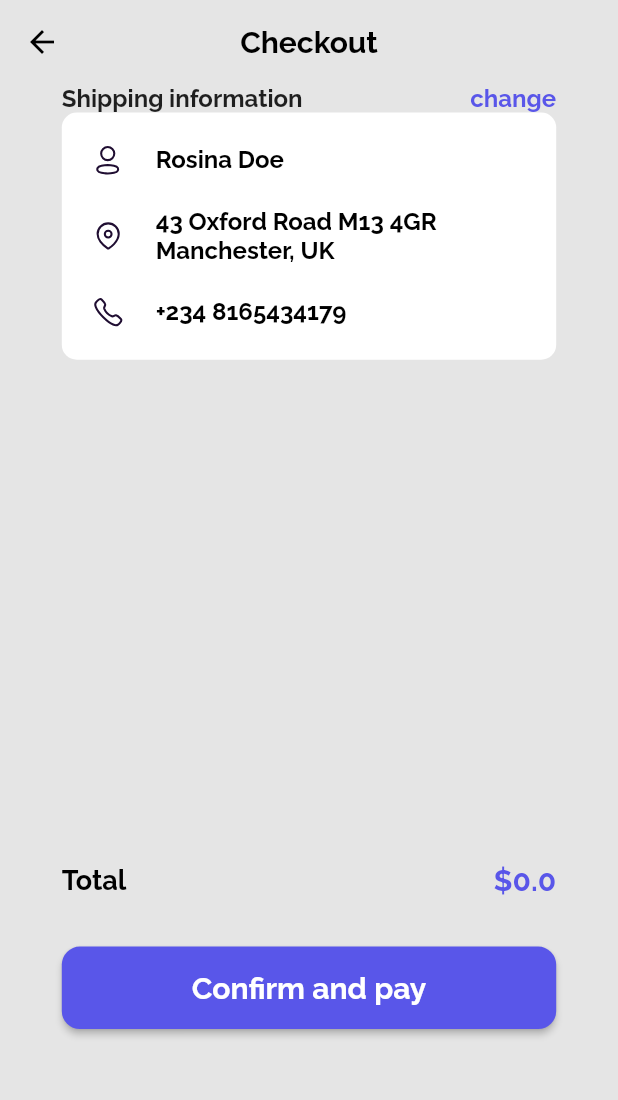
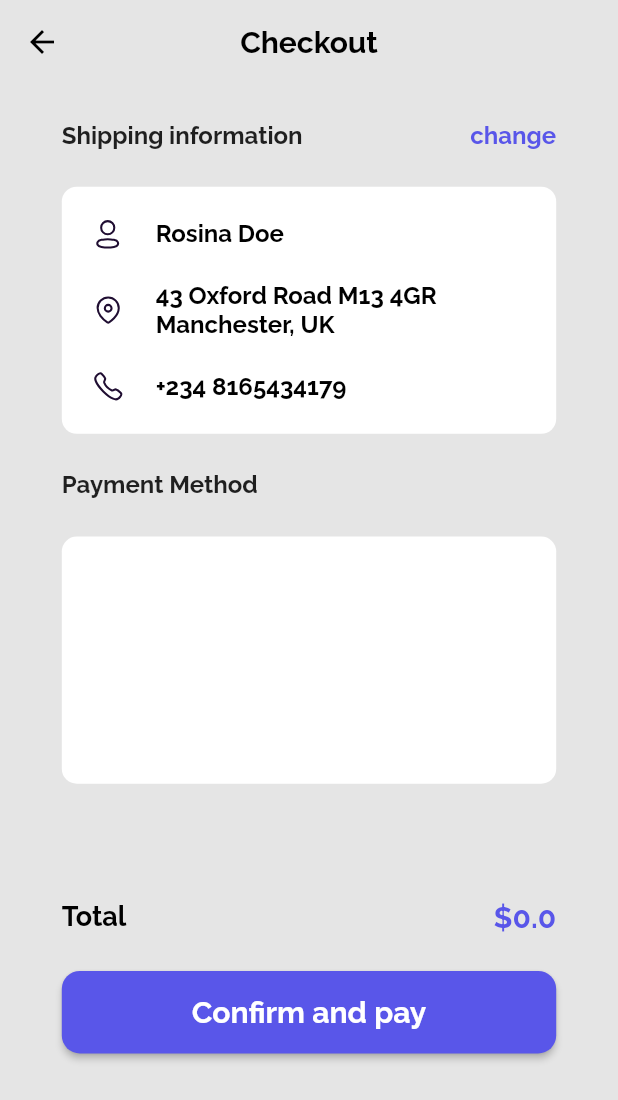
Before and after one commit to adeosunsam/ecommerce_app, a Flutter app: the CheckOutScreen screen opened directly, on a phone screen of 412 x 824 dp. Shown: the top 1100 px of the screen. Run offline on Flutter 3.47's test engine with Material 2 defaults, Android fonts, the phone set to English and light mode, and no system bars; our stand-ins replace flutter_svg.

```diff
--- a/lib/screen/cart/components/cart_total.dart
+++ b/lib/screen/cart/components/cart_total.dart
@@ -19,7 +19,9 @@ class CartTotalPrice extends StatelessWidget {
       margin: EdgeInsets.symmetric(horizontal: size.width * .1),
       child: Column(
         children: [
-          Row(
+          Padding(
+            padding: const EdgeInsets.only(top: 8),
+            child: Row(
               mainAxisAlignment: MainAxisAlignment.spaceBetween,
               children: [
                 const Text(
@@ -42,8 +44,9 @@ class CartTotalPrice extends StatelessWidget {
                 ),
               ],
             ),
+          ),
           SizedBox(
-            height: size.height * .04,
+            height: size.height * .03,
           ),
           SizedBox(
             child: RoundedButton(
--- a/lib/screen/checkout/checkout_page.dart
+++ b/lib/screen/checkout/checkout_page.dart
@@ -1,5 +1,6 @@
 import 'package:ecommerce_store/constants.dart';
 import 'package:ecommerce_store/screen/cart/components/cart_total.dart';
+import 'package:ecommerce_store/screen/checkout/components/payment_method.dart';
 import 'package:ecommerce_store/screen/checkout/components/shipping_info.dart';
 import 'package:flutter/material.dart';
 
@@ -33,12 +34,13 @@ class _CheckOutScreenState extends State<CheckOutScreen> {
       body: Column(
         children: [
           Container(
-            height: size.height * .63,
+            height: size.height * .65,
             margin: EdgeInsets.symmetric(horizontal: size.width * .1),
             child: SingleChildScrollView(
               child: Column(
                 children: const [
                   ShippingInformation(),
+                  PaymentMethod(),
                 ],
               ),
             ),
--- /dev/null
+++ b/lib/screen/checkout/components/payment_method.dart
@@ -0,0 +1,52 @@
+import 'package:flutter/material.dart';
+
+class PaymentMethod extends StatelessWidget {
+  const PaymentMethod({Key? key}) : super(key: key);
+
+  @override
+  Widget build(BuildContext context) {
+    Size size = MediaQuery.of(context).size;
+    return Column(
+      children: [
+        Container(
+          margin: EdgeInsets.symmetric(vertical: size.height * .03),
+          width: size.width * .8,
+          child: const Text(
+            'Payment Method',
+            style: TextStyle(
+              fontFamily: 'Raleway',
+              fontWeight: FontWeight.bold,
+              fontSize: 16,
+              color: Colors.black87,
+            ),
+          ),
+        ),
+        Container(
+          height: size.height * .2,
+          width: size.width * .8,
+          decoration: BoxDecoration(
+            borderRadius: BorderRadius.circular(10),
+            color: Colors.white,
+          ),
+          child: Padding(
+            padding: const EdgeInsets.symmetric(horizontal: 20),
+            child: Column(
+              mainAxisAlignment: MainAxisAlignment.spaceEvenly,
+              children: const [
+                // ShippingInfoDetail(
+                //     imagePath: 'assets/icons/user.svg', text: 'Rosina Doe'),
+                // ShippingInfoDetail(
+                //   imagePath: 'assets/icons/location.svg',
+                //   text: "43 Oxford Road M13 4GR Manchester, UK",
+                // ),
+                // ShippingInfoDetail(
+                //     imagePath: 'assets/icons/call.svg',
+                //     text: '+234 8165434179'),
+              ],
+            ),
+          ),
+        ),
+      ],
+    );
+  }
+}
--- a/lib/screen/checkout/components/shipping_info.dart
+++ b/lib/screen/checkout/components/shipping_info.dart
@@ -1,5 +1,6 @@
 import 'package:ecommerce_store/constants.dart';
 import 'package:ecommerce_store/screen/checkout/components/shipping_info_detail.dart';
+import 'package:ecommerce_store/screen/profile/components/edit_profile.dart';
 import 'package:flutter/material.dart';
 
 class ShippingInformation extends StatelessWidget {
@@ -12,7 +13,9 @@ class ShippingInformation extends StatelessWidget {
     Size size = MediaQuery.of(context).size;
     return Column(
       children: [
-        Row(
+        Container(
+          margin: EdgeInsets.symmetric(vertical: size.height * .03),
+          child: Row(
             mainAxisAlignment: MainAxisAlignment.spaceBetween,
             children: [
               const Text(
@@ -25,7 +28,12 @@ class ShippingInformation extends StatelessWidget {
                 ),
               ),
               InkWell(
-              onTap: () {},
+                onTap: () => Navigator.push(
+                  context,
+                  MaterialPageRoute(
+                    builder: (context) => const Shoppingaddress(),
+                  ),
+                ),
                 child: const Text(
                   'change',
                   style: TextStyle(
@@ -37,6 +45,7 @@ class ShippingInformation extends StatelessWidget {
                 ),
               ),
             ],
+          ),
         ),
         Container(
           height: size.height * .2,
```
Lines whose indentation alone changed are shown as unchanged.
